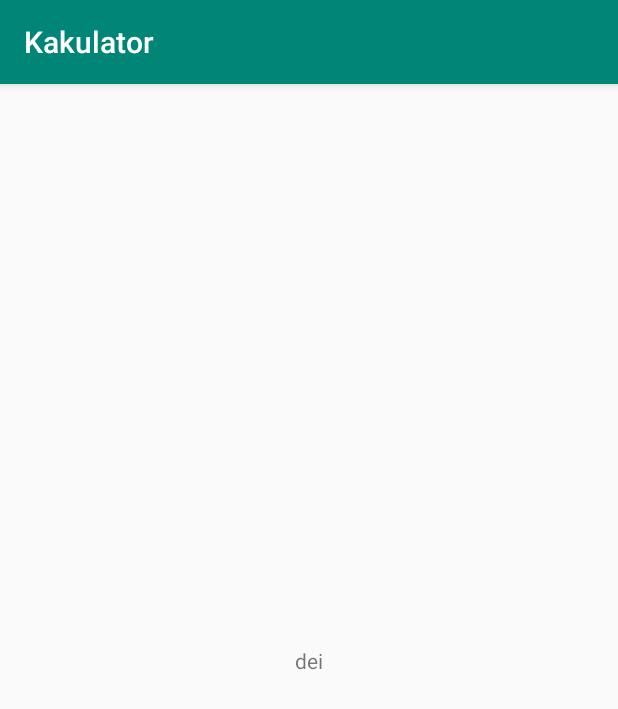
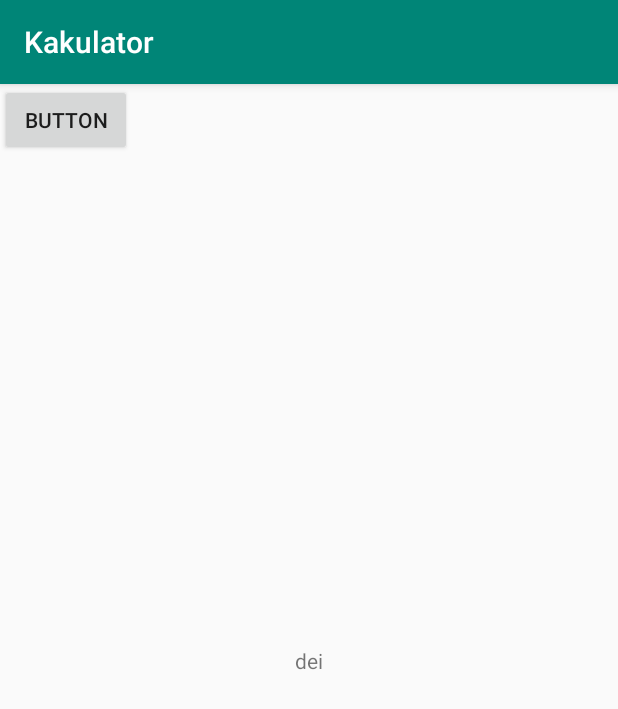
Before and after one commit to r00m4iki/kakulator, an Android app: the screen it shows after launch (MainActivity), on a phone screen of 412 x 824 dp. Shown: the top 709 px of the screen. Run offline under Robolectric (Android 15) with nearby library versions, the phone set to English and light mode, and no system bars.

Commit message:
test connect

```diff
--- a/app/src/main/java/com/example/kakulator/MainActivity.java
+++ b/app/src/main/java/com/example/kakulator/MainActivity.java
@@ -11,6 +11,6 @@ public class MainActivity extends AppCompatActivity {
         super.onCreate(savedInstanceState);
         setContentView(R.layout.activity_main);
 
-        int a =5;
+        String s1 = "";
     }
 }
--- a/app/src/main/res/layout/activity_main.xml
+++ b/app/src/main/res/layout/activity_main.xml
@@ -15,4 +15,12 @@
         app:layout_constraintRight_toRightOf="parent"
         app:layout_constraintTop_toTopOf="parent" />
 
+    <Button
+        android:id="@+id/button"
+        android:layout_width="wrap_content"
+        android:layout_height="wrap_content"
+        android:text="Button"
+        tools:layout_editor_absoluteX="126dp"
+        tools:layout_editor_absoluteY="217dp" />
+
 </android.support.constraint.ConstraintLayout>
```
